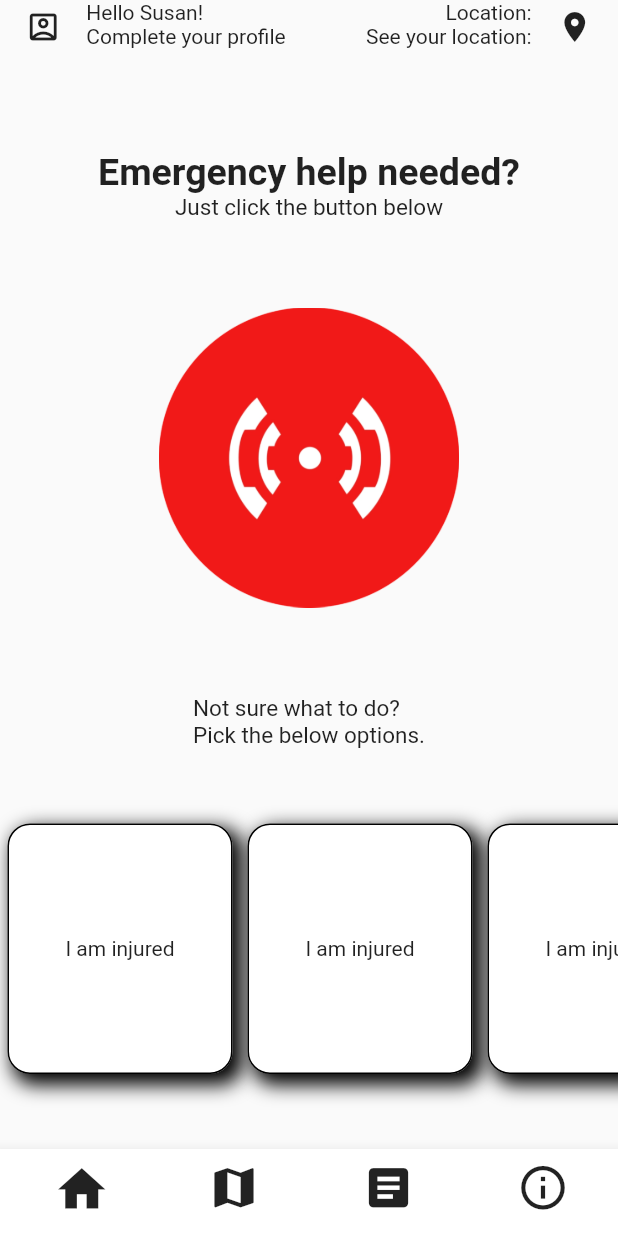
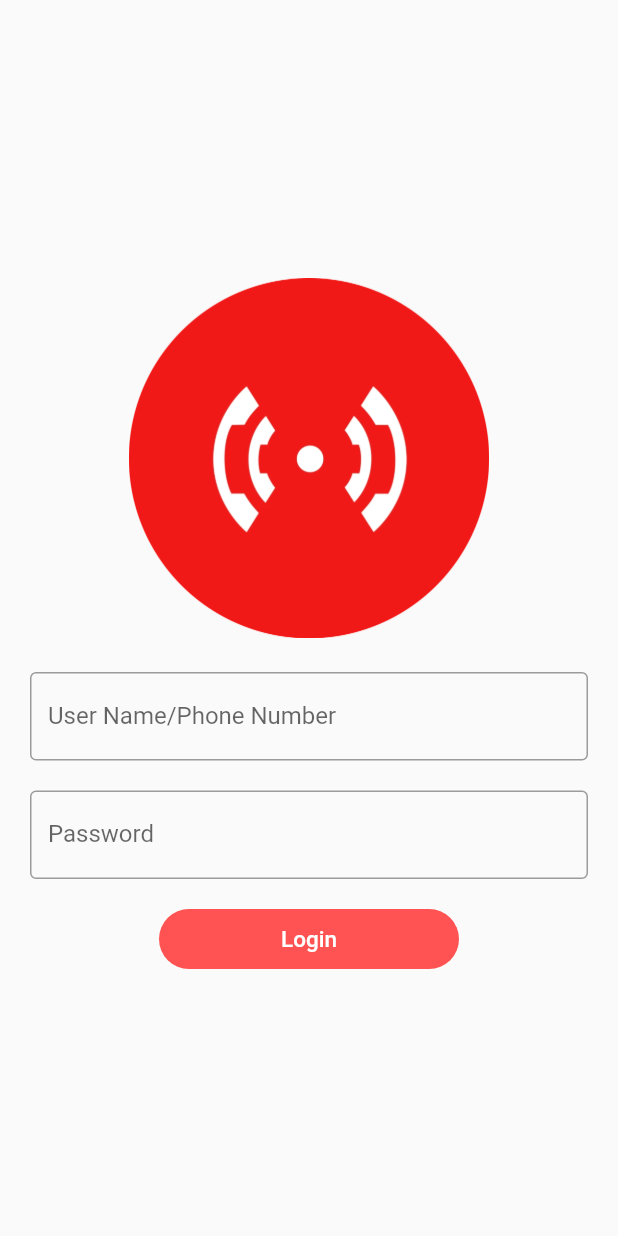
Before and after one commit to nehadevarapalli/sozonew, a Flutter app: the screen it shows after launch, on a phone screen of 412 x 824 dp. Run offline on Flutter 3.47's test engine with Material 2 defaults, Android fonts, the phone set to English and light mode, and no system bars.

Commit message:
login page added without firebase integration

```diff
--- a/lib/home_page.dart
+++ b/lib/home_page.dart
@@ -1,6 +1,6 @@
 import 'package:flutter/material.dart';
 
-class Home extends StatelessWidget {
+class Homepage extends StatelessWidget {
   final List<String> texts = [
     'I am injured',
     'I am injured',
@@ -125,7 +125,7 @@ class Home extends StatelessWidget {
                 height: 50.0,
               ),
               Text(
-                'Not sure what to do?\nPick the below options.',
+                '   Not sure what to do?\nPick the below options.',
                 style: TextStyle(
                   fontSize: 15.0,
                 ),
@@ -153,10 +153,10 @@ class Home extends StatelessWidget {
                               BoxShadow(
                                 color: Colors.black,
                                 offset: const Offset(
-                                5.0,
-                                5.0,
+                                2.0,
+                                2.0,
                                 ), //Offset
-                                blurRadius: 10.0,
+                                blurRadius: 5.0,
                                 spreadRadius: 2.0,
                               ),
                               BoxShadow(
--- /dev/null
+++ b/lib/loginpage.dart
@@ -0,0 +1,116 @@
+import 'package:flutter/material.dart';
+
+class Home extends StatefulWidget {
+  @override
+  _MyState createState() => _MyState();
+}
+
+class _MyState extends State<Home> {
+  TextEditingController nameController = TextEditingController();
+  String _UserName = '';
+  String _Password ='';
+
+
+  @override
+  Widget build(BuildContext context) {
+    return Scaffold(
+      resizeToAvoidBottomInset: true,
+        body: SafeArea(
+      child:
+
+
+
+
+
+                 Center(
+                   child: SingleChildScrollView(
+                      child: Column(
+
+                          children: [
+
+
+                            SizedBox(
+                              height: 0,
+                            ),
+                            Container(
+                              height: 250.0,
+                              width: 250.0,
+                              padding: EdgeInsets.only(top: 5),
+                              decoration: BoxDecoration(
+                                borderRadius: BorderRadius.circular(200),
+                              ),
+                              child: Center(
+                                child: Image(
+                                    image:AssetImage ('assets/sos.png'),
+                                  height: 240,
+                                  width : 240,
+                                ),
+
+                              ),
+                            ),
+                          Container(
+                              margin: EdgeInsets.all(20),
+                              child: TextField(
+                                controller: nameController,
+                                decoration: InputDecoration(
+                                  border: OutlineInputBorder(),
+                                  labelText: 'User Name/Phone Number',
+                                ),
+                                onChanged: (text) {
+                                  setState(() {
+                                    _UserName = text;
+                                    //print(UserName);
+                                    //you can access nameController in its scope to get
+                                    // the value of text entered as shown below
+                                    //UserName = nameController.text;
+                                  });
+                                },
+                              )),
+                            Container(
+                                margin: EdgeInsets.fromLTRB(20,0,20,20),
+                                child: TextField(
+                                  controller: nameController,
+                                  decoration: InputDecoration(
+                                    border: OutlineInputBorder(),
+                                    labelText: 'Password',
+                                  ),
+                                  onChanged: (text) {
+                                    setState(() {
+                                      _Password = text;
+                                      //print(UserName);
+                                      //you can access nameController in its scope to get
+                                      // the value of text entered as shown below
+                                      //UserName = nameController.text;
+                                    });
+                                  },
+                                )),
+
+                          Center(
+                              child: Container(
+                                height: 40,
+                                width: 200,
+                                decoration: BoxDecoration(
+                                    color: Colors.redAccent, borderRadius: BorderRadius.circular(20)),
+                                child: FlatButton(
+                                  onPressed: () {Navigator.pushNamed(context, '/first');
+                                  },
+                                  child: Text(
+                                    'Login',
+                                    style: TextStyle(color: Colors.white, fontSize: 15),
+                                  ),
+                                ),
+                              ),),
+                        ],
+                ),
+                    ),
+                 ),
+                  ),
+
+
+
+
+
+
+    );
+  }
+}
--- a/lib/main.dart
+++ b/lib/main.dart
@@ -1,6 +1,7 @@
 //import 'dart:js';
 
 import 'package:flutter/material.dart';
+import 'package:sozonew/loginpage.dart';
 import 'home_page.dart';
 import 'user_profile.dart';
 void main() {
@@ -11,7 +12,9 @@ void main() {
       debugShowCheckedModeBanner: false,
       routes: {
         '/':(context)=>Home(),
+        '/first':(context)=>Homepage(),
         '/second':(context)=>UserProfile(),
+
       },
 
     ),
--- a/lib/user_profile.dart
+++ b/lib/user_profile.dart
@@ -19,7 +19,7 @@ class UserProfile extends StatelessWidget {
                   ),
                   onPressed: (){Navigator.pop(context);},
                 ),
-                IconButton(icon: Icon(Icons.map, size: 35.0),onPressed: (){Navigator.pushNamed(context, '/');},),
+                IconButton(icon: Icon(Icons.map, size: 35.0),onPressed: (){},),
                 IconButton(icon: Icon(Icons.article, size: 35.0),onPressed: (){},),
                 IconButton(icon: Icon(Icons.info_outline, size: 35.0),onPressed: (){Navigator.pop(context,'/second');}),
               ],
@@ -60,7 +60,7 @@ class UserProfile extends StatelessWidget {
                   ],
                 )
             ),
-            SizedBox(height:50),
+
             Column(
                 children:<Widget>[
                   Row(children: <Widget>[
@@ -186,7 +186,18 @@ class UserProfile extends StatelessWidget {
                         ),
                         child:Center(child: Text('Rush'))),
                   ],),
-                ]
+
+                RaisedButton.icon(
+                  icon: Icon(Icons.logout,
+                      size: 30.0,
+                  color: Colors.white,),
+                  label : Text("Logout"),
+                  textColor: Colors.white,
+                  color: Colors.redAccent,
+                  onPressed: () {Navigator.pushNamed(context, '/');
+                  },
+                ),
+              ]
             )
           ],
         )
```
